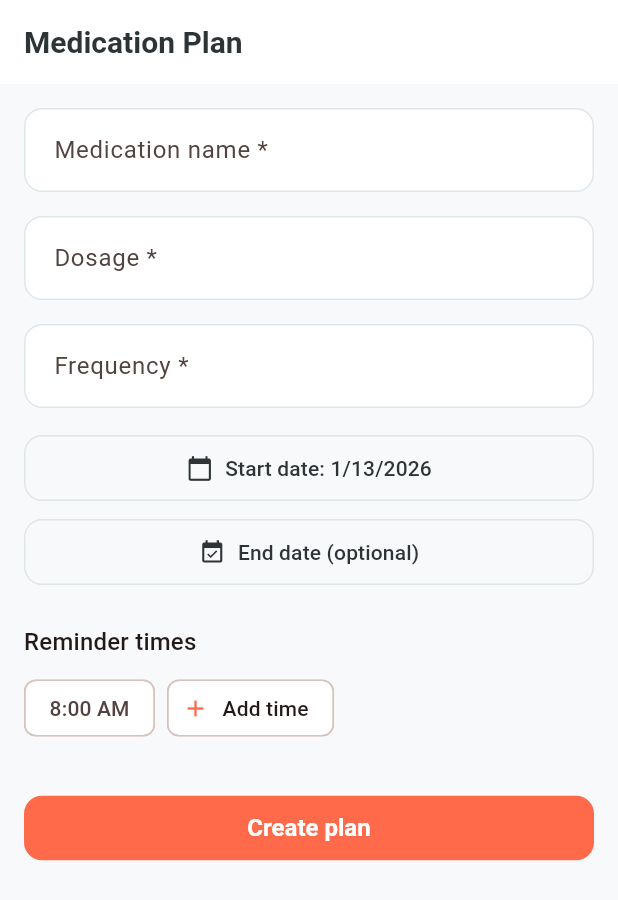
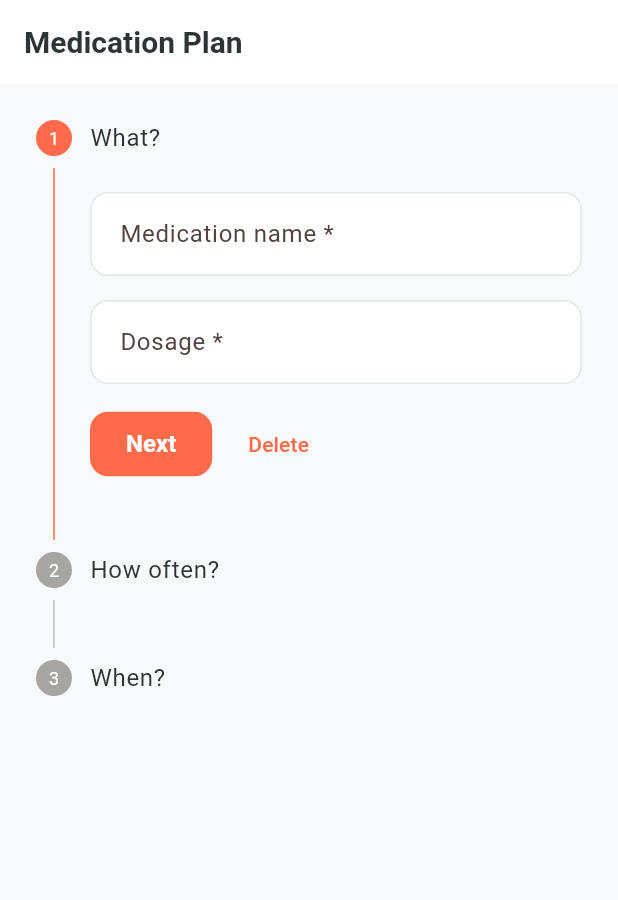
Before and after one commit to sk4ndal-commits/tammo, a Flutter app: the MedicationPlanScreen screen opened by its route, on a phone screen of 412 x 824 dp. Shown: the top 900 px of the screen. Run offline on Flutter 3.47's test engine with Material 3 defaults, Android fonts, the phone set to English and light mode, and no system bars; our stand-ins replace drift, flutter_local_notifications, flutter_riverpod, go_router, shared_preferences, timezone; accounts and stored records are empty; generated files the repository leaves out were written again.

Commit message:
Introduce step-by-step forms for feeding and medication plans with enhanced localization and exact alarm scheduling

```diff
--- a/lib/l10n/app_en.arb
+++ b/lib/l10n/app_en.arb
@@ -118,5 +118,11 @@
   "undo": "Undo",
   "medicationConfirmed": "Medication given",
   "feedingConfirmed": "Feeding done",
-  "eventLogged": "Symptom logged"
+  "eventLogged": "Symptom logged",
+  "stepWhat": "What?",
+  "stepHowOften": "How often?",
+  "stepWhen": "When?",
+  "next": "Next",
+  "back": "Back",
+  "later": "Adjust later"
 }
--- a/lib/l10n/app_localizations.dart
+++ b/lib/l10n/app_localizations.dart
@@ -577,6 +577,42 @@ abstract class AppLocalizations {
   /// In en, this message translates to:
   /// **'Symptom logged'**
   String get eventLogged;
+
+  /// No description provided for @stepWhat.
+  ///
+  /// In en, this message translates to:
+  /// **'What?'**
+  String get stepWhat;
+
+  /// No description provided for @stepHowOften.
+  ///
+  /// In en, this message translates to:
+  /// **'How often?'**
+  String get stepHowOften;
+
+  /// No description provided for @stepWhen.
+  ///
+  /// In en, this message translates to:
+  /// **'When?'**
+  String get stepWhen;
+
+  /// No description provided for @next.
+  ///
+  /// In en, this message translates to:
+  /// **'Next'**
+  String get next;
+
+  /// No description provided for @back.
+  ///
+  /// In en, this message translates to:
+  /// **'Back'**
+  String get back;
+
+  /// No description provided for @later.
+  ///
+  /// In en, this message translates to:
+  /// **'Adjust later'**
+  String get later;
 }
 
 class _AppLocalizationsDelegate
--- a/lib/l10n/app_localizations_en.dart
+++ b/lib/l10n/app_localizations_en.dart
@@ -261,4 +261,22 @@ class AppLocalizationsEn extends AppLocalizations {
 
   @override
   String get eventLogged => 'Symptom logged';
+
+  @override
+  String get stepWhat => 'What?';
+
+  @override
+  String get stepHowOften => 'How often?';
+
+  @override
+  String get stepWhen => 'When?';
+
+  @override
+  String get next => 'Next';
+
+  @override
+  String get back => 'Back';
+
+  @override
+  String get later => 'Adjust later';
 }
--- a/lib/ui/screens/medication_plan_screen.dart
+++ b/lib/ui/screens/medication_plan_screen.dart
@@ -14,6 +14,8 @@ class MedicationPlanScreen extends ConsumerStatefulWidget {
 
 class _MedicationPlanScreenState extends ConsumerState<MedicationPlanScreen> {
   final _formKey = GlobalKey<FormState>();
+  int _currentStep = 0;
+
   final _nameController = TextEditingController();
   final _dosageController = TextEditingController();
   final _frequencyController = TextEditingController();
@@ -63,7 +65,6 @@ class _MedicationPlanScreenState extends ConsumerState<MedicationPlanScreen> {
   }
 
   void _submit() async {
-    if (_formKey.currentState?.validate() ?? false) {
     final reminderTimeStrings = _reminderTimes.map((t) =>
         '${t.hour.toString().padLeft(2, '0')}:${t.minute.toString().padLeft(2, '0')}'
     ).toList();
@@ -81,7 +82,6 @@ class _MedicationPlanScreenState extends ConsumerState<MedicationPlanScreen> {
       context.pop();
     }
   }
-  }
 
   @override
   Widget build(BuildContext context) {
@@ -91,12 +91,58 @@ class _MedicationPlanScreenState extends ConsumerState<MedicationPlanScreen> {
       appBar: AppBar(
         title: Text(l10n.medicationPlanTitle),
       ),
-      body: SingleChildScrollView(
-        padding: const EdgeInsets.all(16.0),
-        child: Form(
+      body: Form(
         key: _formKey,
-          child: Column(
-            crossAxisAlignment: CrossAxisAlignment.stretch,
+        child: Stepper(
+          type: StepperType.vertical,
+          currentStep: _currentStep,
+          onStepContinue: () {
+            if (_currentStep < 2) {
+              final isValid = _formKey.currentState?.validate() ?? false;
+              if (isValid) {
+                setState(() => _currentStep++);
+              }
+            } else {
+              _submit();
+            }
+          },
+          onStepCancel: () {
+            if (_currentStep > 0) {
+              setState(() => _currentStep--);
+            } else {
+              context.pop();
+            }
+          },
+          controlsBuilder: (context, controls) {
+            return Padding(
+              padding: const EdgeInsets.only(top: 16.0),
+              child: Row(
+                children: [
+                  ElevatedButton(
+                    onPressed: controls.onStepContinue,
+                    child: Text(_currentStep == 2 ? l10n.createPlan : l10n.next),
+                  ),
+                  const SizedBox(width: 12),
+                  if (_currentStep > 0)
+                    TextButton(
+                      onPressed: controls.onStepCancel,
+                      child: Text(l10n.back),
+                    )
+                  else
+                    TextButton(
+                      onPressed: () => context.pop(),
+                      child: Text(l10n.delete), // "Löschen" or "Abbrechen"
+                    ),
+                ],
+              ),
+            );
+          },
+          steps: [
+            Step(
+              title: Text(l10n.stepWhat),
+              isActive: _currentStep >= 0,
+              state: _currentStep > 0 ? StepState.complete : StepState.indexed,
+              content: Column(
                 children: [
                   TextFormField(
                     controller: _nameController,
@@ -104,7 +150,7 @@ class _MedicationPlanScreenState extends ConsumerState<MedicationPlanScreen> {
                       labelText: l10n.medicationNameLabel,
                       border: const OutlineInputBorder(),
                     ),
-                validator: (value) => (value == null || value.isEmpty) ? l10n.petNameError : null,
+                    validator: (value) => (_currentStep == 0 && (value == null || value.isEmpty)) ? l10n.petNameError : null,
                   ),
                   const SizedBox(height: 16),
                   TextFormField(
@@ -113,9 +159,17 @@ class _MedicationPlanScreenState extends ConsumerState<MedicationPlanScreen> {
                       labelText: l10n.dosageLabel,
                       border: const OutlineInputBorder(),
                     ),
-                validator: (value) => (value == null || value.isEmpty) ? l10n.petNameError : null,
+                    validator: (value) => (_currentStep == 0 && (value == null || value.isEmpty)) ? l10n.petNameError : null,
                   ),
-              const SizedBox(height: 16),
+                ],
+              ),
+            ),
+            Step(
+              title: Text(l10n.stepHowOften),
+              isActive: _currentStep >= 1,
+              state: _currentStep > 1 ? StepState.complete : StepState.indexed,
+              content: Column(
+                children: [
                   TextFormField(
                     controller: _frequencyController,
                     decoration: InputDecoration(
@@ -123,7 +177,7 @@ class _MedicationPlanScreenState extends ConsumerState<MedicationPlanScreen> {
                       border: const OutlineInputBorder(),
                       hintText: 'z.B. 1x täglich',
                     ),
-                validator: (value) => (value == null || value.isEmpty) ? l10n.petNameError : null,
+                    validator: (value) => (_currentStep == 1 && (value == null || value.isEmpty)) ? l10n.petNameError : null,
                   ),
                   const SizedBox(height: 16),
                   Row(
@@ -151,7 +205,15 @@ class _MedicationPlanScreenState extends ConsumerState<MedicationPlanScreen> {
                       ),
                     ],
                   ),
-              const SizedBox(height: 24),
+                ],
+              ),
+            ),
+            Step(
+              title: Text(l10n.stepWhen),
+              isActive: _currentStep >= 2,
+              content: Column(
+                crossAxisAlignment: CrossAxisAlignment.start,
+                children: [
                   Text(
                     l10n.reminderTimesLabel,
                     style: Theme.of(context).textTheme.titleMedium,
@@ -175,13 +237,15 @@ class _MedicationPlanScreenState extends ConsumerState<MedicationPlanScreen> {
                       ),
                     ],
                   ),
-              const SizedBox(height: 32),
-              ElevatedButton(
-                onPressed: _submit,
-                child: Text(l10n.createPlan),
+                  const SizedBox(height: 16),
+                  Text(
+                    l10n.onboardingHint, // "Du kannst Details später ergänzen."
+                    style: Theme.of(context).textTheme.bodySmall,
                   ),
                 ],
               ),
+            ),
+          ],
         ),
       ),
     );
--- a/pubspec.yaml
+++ b/pubspec.yaml
@@ -33,10 +33,10 @@ dependencies:
   sqlite3_flutter_libs: ^0.5.20
   path_provider: ^2.1.2
   path: ^1.9.0
-  flutter_local_notifications: ^17.2.4
+  flutter_local_notifications: ^19.0.0
   intl: ^0.20.2
   logging: ^1.2.0
-  timezone: ^0.9.4
+  timezone: ^0.10.1
   shared_preferences: ^2.5.4
 
 dev_dependencies:
```
Also changed, not shown: lib/core/notification_service.dart (+12 -4 lines), lib/features/feeding/application/feeding_controller.dart (+17 -3 lines), lib/features/medication/application/medication_controller.dart (+7 -2 lines), lib/l10n/app_de.arb (+7 -1 lines), lib/l10n/app_localizations_de.dart (+18 -0 lines), lib/ui/screens/feeding_plan_screen.dart (+70 -14 lines), lib/ui/widgets/today_section.dart (+12 -4 lines), pubspec.lock, 2 other files. Lines whose indentation alone changed are shown as unchanged.
